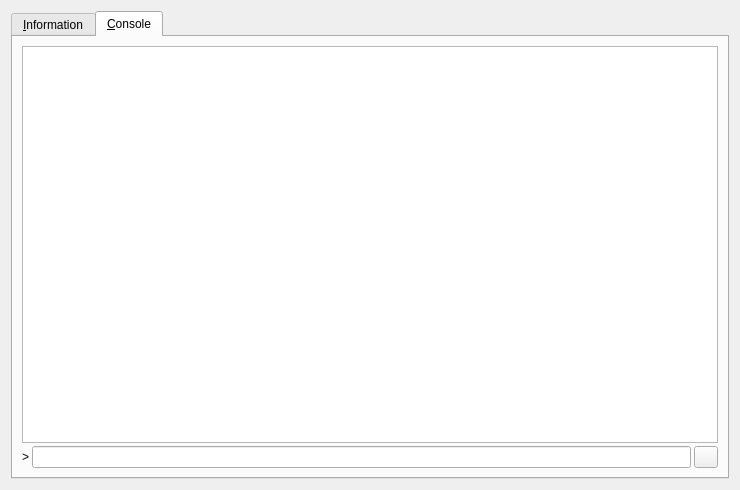
NoirX/NoirShares-v2-old, file src/qt/forms/rpcconsole.ui: the form before one commit.
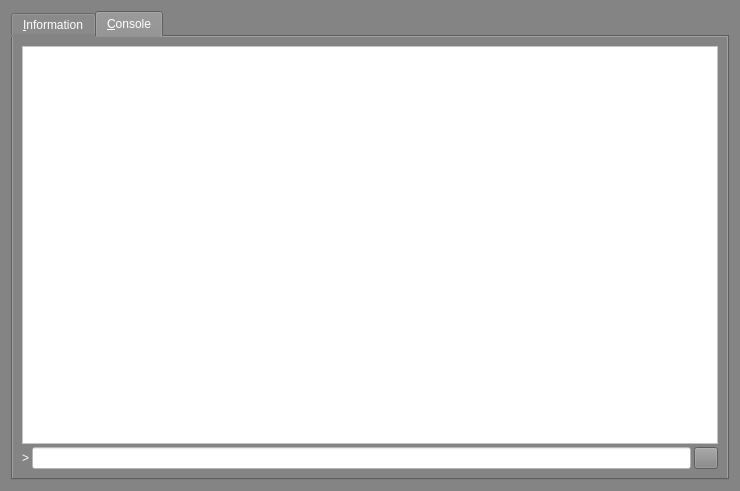
The form after the commit. The open tabs and pages were chosen to show the change. Icons and pictures are not drawn.

What changed in the file:
```diff
--- a/src/qt/forms/rpcconsole.ui
+++ b/src/qt/forms/rpcconsole.ui
@@ -7,11 +7,15 @@
     <x>0</x>
     <y>0</y>
     <width>740</width>
-    <height>490</height>
+    <height>491</height>
    </rect>
   </property>
   <property name="windowTitle">
-   <string>NoirShares - Info and Console</string>
+   <string>NoirShares - Debug window</string>
+  </property>
+  <property name="styleSheet">
+   <string notr="true">background-color: rgb(132, 132, 132);
+color: rgb(255, 255, 255);</string>
   </property>
   <layout class="QVBoxLayout" name="verticalLayout_2">
    <item>
@@ -398,6 +402,10 @@
            <height>100</height>
           </size>
          </property>
+         <property name="styleSheet">
+          <string notr="true">background-color: rgb(255, 255, 255);
+color: rgb(0, 0, 0);</string>
+         </property>
          <property name="readOnly">
           <bool>true</bool>
          </property>
@@ -422,7 +430,12 @@
           </widget>
          </item>
          <item>
-          <widget class="QLineEdit" name="lineEdit"/>
+          <widget class="QLineEdit" name="lineEdit">
+           <property name="styleSheet">
+            <string notr="true">background-color: rgb(255, 255, 255);
+color: rgb(0, 0, 0);</string>
+           </property>
+          </widget>
          </item>
          <item>
           <widget class="QPushButton" name="clearButton">
```
Left out of the diff: 5 changed lines with no effect on the pictures.
